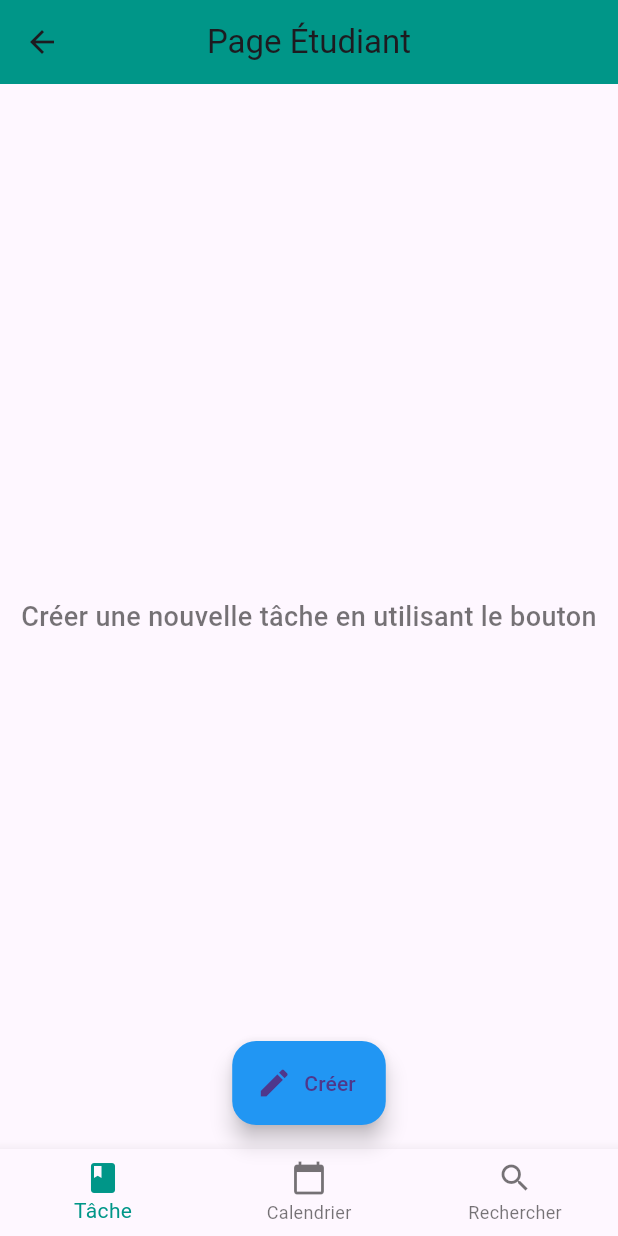
After one commit to manalker/gestion_etudiant, a Flutter app: the StudentPage screen opened directly, on a phone screen of 412 x 824 dp. The commit adds this screen. Run offline on Flutter 3.47's test engine with Material 3 defaults, Android fonts, the phone set to English and light mode, and no system bars; our stand-ins replace cloud_firestore, firebase_core, table_calendar; accounts and stored records are empty.

Commit message:
Dernière version

```diff
--- a/lib/Pages/add_note_page.dart
+++ b/lib/Pages/add_note_page.dart
@@ -46,7 +46,7 @@ class _AddNotePageState extends State<AddNotePage> {
   Widget build(BuildContext context) {
     return Scaffold(
       appBar: AppBar(
-        title: const Text('Ajouter une tâche'),
+        title: const Text('Ajouter une note'),
         backgroundColor: Colors.teal,
         centerTitle: true,
       ),
@@ -59,7 +59,7 @@ class _AddNotePageState extends State<AddNotePage> {
               crossAxisAlignment: CrossAxisAlignment.start,
               children: [
                 const Text(
-                  'Remplissez les informations de la tâche :',
+                  'Remplissez les informations de la note :',
                   style: TextStyle(fontSize: 18, fontWeight: FontWeight.bold),
                 ),
                 const SizedBox(height: 20),
--- a/lib/Pages/etud_page.dart
+++ b/lib/Pages/etud_page.dart
@@ -22,7 +22,6 @@ class EtudPage extends StatefulWidget {
 class _EtudPageState extends State<EtudPage> {
   int _selectedIndex = 0; // Index de l'onglet sélectionné
 // Tâches par date
-  int _unreadCount = 0;
   final FirebaseFirestore _firestore = FirebaseFirestore.instance;
 
   @override
@@ -83,13 +82,14 @@ class _EtudPageState extends State<EtudPage> {
         .doc(taskId)
         .update({'is_read': true}).then((_) {
       setState(() {
-        _unreadCount--; // Decrease unread notification count
+// Decrease unread notification count
         // Manually update the notification list to remove the read notification
         notifications
             .removeWhere((notification) => notification['id_tache'] == taskId);
       });
     });
   }
+
   // Afficher les notifications dans une boîte de dialogue
   void _showNotifications(
       BuildContext context, List<Map<String, dynamic>> notifications) {
--- /dev/null
+++ b/lib/Pages/student_page.dart
@@ -0,0 +1,202 @@
+import 'package:flutter/material.dart';
+import 'package:table_calendar/table_calendar.dart';
+
+class StudentPage extends StatefulWidget {
+  const StudentPage({super.key});
+
+  @override
+  _StudentPageState createState() => _StudentPageState();
+}
+
+class _StudentPageState extends State<StudentPage> {
+  int _selectedIndex = 0; // Onglet actif
+  DateTime _focusedDay = DateTime.now();
+  DateTime? _selectedDay;
+
+  void _onItemTapped(int index) {
+    setState(() {
+      _selectedIndex = index;
+    });
+  }
+
+  Widget _getBody() {
+    // Retourne le contenu selon l'onglet actif
+    switch (_selectedIndex) {
+      case 1: // Onglet "Calendrier"
+        return Stack(
+          children: [
+            Padding(
+              padding: const EdgeInsets.all(16.0),
+              child: Column(
+                children: [
+                  // Titre au-dessus du calendrier
+                  const Text(
+                    'Mon Agenda',
+                    style: TextStyle(
+                      fontSize: 24.0,
+                      fontWeight: FontWeight.bold,
+                      color: Colors.teal,
+                    ),
+                  ),
+                  const SizedBox(height: 16.0),
+                  // Calendrier avec un style moderne
+                  Expanded(
+                    child: TableCalendar(
+                      firstDay: DateTime.utc(2020, 1, 1),
+                      lastDay: DateTime.utc(2030, 12, 31),
+                      focusedDay: _focusedDay,
+                      selectedDayPredicate: (day) {
+                        return isSameDay(_selectedDay, day);
+                      },
+                      onDaySelected: (selectedDay, focusedDay) {
+                        setState(() {
+                          _selectedDay = selectedDay;
+                          _focusedDay =
+                              focusedDay; // Met à jour le jour affiché
+                        });
+                      },
+                      calendarStyle: CalendarStyle(
+                        selectedDecoration: BoxDecoration(
+                          color: Colors.teal,
+                          shape: BoxShape.circle,
+                          boxShadow: [
+                            BoxShadow(
+                              color: Colors.teal.withOpacity(0.5),
+                              spreadRadius: 2,
+                              blurRadius: 8,
+                              offset: const Offset(0, 3),
+                            ),
+                          ],
+                        ),
+                        todayDecoration: BoxDecoration(
+                          gradient: const LinearGradient(
+                            colors: [Colors.blueAccent, Colors.lightBlue],
+                          ),
+                          shape: BoxShape.circle,
+                          boxShadow: [
+                            BoxShadow(
+                              color: Colors.blue.withOpacity(0.5),
+                              spreadRadius: 2,
+                              blurRadius: 8,
+                              offset: const Offset(0, 3),
+                            ),
+                          ],
+                        ),
+                        weekendTextStyle: const TextStyle(
+                          color: Colors.red,
+                          fontWeight: FontWeight.bold,
+                        ),
+                        holidayTextStyle: const TextStyle(
+                          color: Colors.orange,
+                          fontWeight: FontWeight.bold,
+                        ),
+                        defaultTextStyle: const TextStyle(
+                          fontSize: 16.0,
+                          color: Colors.black87,
+                          fontWeight: FontWeight.w500,
+                        ),
+                        outsideDaysVisible: false,
+                      ),
+                      headerStyle: const HeaderStyle(
+                        formatButtonVisible: false,
+                        titleCentered: true,
+                        titleTextStyle: TextStyle(
+                          fontSize: 20.0,
+                          fontWeight: FontWeight.bold,
+                          color: Colors.teal,
+                        ),
+                        leftChevronIcon:
+                            Icon(Icons.chevron_left, color: Colors.teal),
+                        rightChevronIcon:
+                            Icon(Icons.chevron_right, color: Colors.teal),
+                      ),
+                      daysOfWeekStyle: const DaysOfWeekStyle(
+                        weekdayStyle: TextStyle(
+                          color: Colors.teal,
+                          fontWeight: FontWeight.bold,
+                        ),
+                        weekendStyle: TextStyle(
+                          color: Colors.red,
+                          fontWeight: FontWeight.bold,
+                        ),
+                      ),
+                    ),
+                  ),
+                ],
+              ),
+            ),
+            // Icône flottante pour ajouter une tâche
+            Positioned(
+              bottom: 16.0,
+              right: 16.0,
+              child: FloatingActionButton(
+                onPressed: () {
+                  // Action pour ajouter une tâche
+                },
+                backgroundColor: Colors.blue, // Couleur bleue pour le bouton
+                child: const Icon(Icons.edit, color: Colors.white),
+              ),
+            ),
+          ],
+        );
+      case 0: // Onglet "Tâche"
+        return const Center(
+          child: Text(
+            'Créer une nouvelle tâche en utilisant le bouton',
+            style: TextStyle(
+              fontSize: 18,
+              fontWeight: FontWeight.w500,
+              color: Colors.black54,
+            ),
+            textAlign: TextAlign.center,
+          ),
+        );
+      default: // Par défaut
+        return const Center(
+          child: Text('Rechercher quelque chose ici...'),
+        );
+    }
+  }
+
+  @override
+  Widget build(BuildContext context) {
+    return Scaffold(
+      appBar: AppBar(
+        title: const Text('Page Étudiant'),
+        backgroundColor: Colors.teal,
+        centerTitle: true,
+      ),
+      body: _getBody(),
+      floatingActionButton: _selectedIndex == 0
+          ? FloatingActionButton.extended(
+              onPressed: () {
+                // Action pour créer une nouvelle tâche
+              },
+              icon: const Icon(Icons.create),
+              label: const Text('Créer'),
+              backgroundColor: Colors.blue,
+            )
+          : null,
+      floatingActionButtonLocation: FloatingActionButtonLocation.centerFloat,
+      bottomNavigationBar: BottomNavigationBar(
+        items: const [
+          BottomNavigationBarItem(
+            icon: Icon(Icons.book),
+            label: 'Tâche',
+          ),
+          BottomNavigationBarItem(
+            icon: Icon(Icons.calendar_today),
+            label: 'Calendrier',
+          ),
+          BottomNavigationBarItem(
+            icon: Icon(Icons.search),
+            label: 'Rechercher',
+          ),
+        ],
+        currentIndex: _selectedIndex,
+        selectedItemColor: Colors.teal,
+        onTap: _onItemTapped,
+      ),
+    );
+  }
+}
```
Also changed, not shown: lib/Pages/agenda.dart (added, +161 -0 lines).
